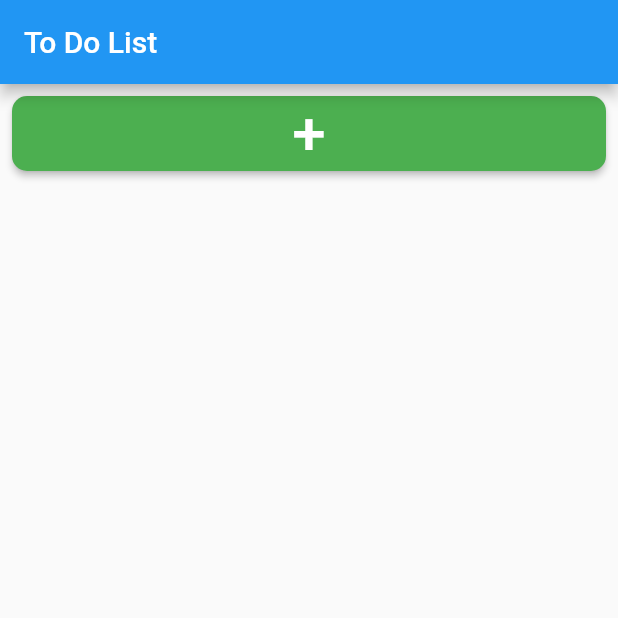
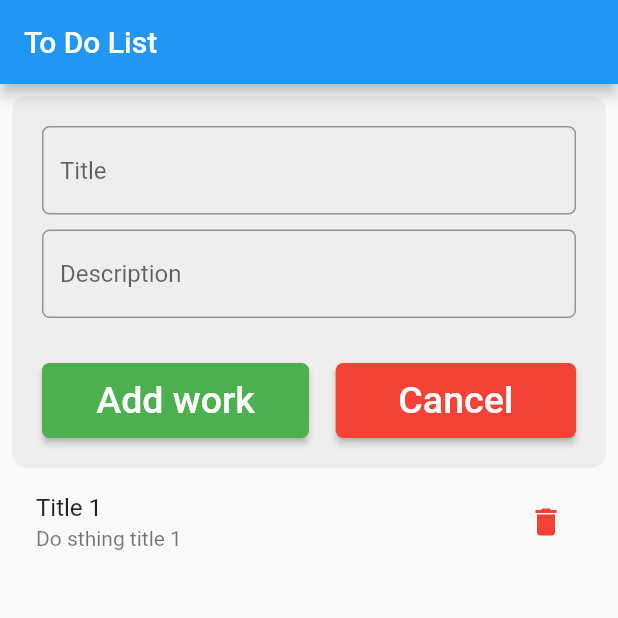
Before and after one commit to phamtanphat/flutter_to_do_list29112021, a Flutter app: the screen it shows after launch, after a tap on an icon or button, on a phone screen of 412 x 824 dp, the top half of it. Run offline on Flutter 3.47's test engine with Material 2 defaults, Android fonts, the phone set to English and light mode, and no system bars.

Commit message:
update code

```diff
--- a/lib/to_do_list_page.dart
+++ b/lib/to_do_list_page.dart
@@ -1,6 +1,5 @@
 import 'package:flutter/material.dart';
-
-
+import 'package:flutter_to_do_list29112021/todo_model.dart';
 
 class ToDoListPage extends StatefulWidget {
   @override
@@ -8,12 +7,19 @@ class ToDoListPage extends StatefulWidget {
 }
 
 class _ToDoListPageState extends State<ToDoListPage> {
+  late bool isShowForm;
+  late List<ToDoModel> listToDoModels;
 
-  bool isShowForm = false;
+  @override
+  void initState() {
+    isShowForm = false;
+    listToDoModels = [ToDoModel(title: "Title 1", description: "Do sthing title 1")];
+    super.initState();
+  }
 
   void setShowForm(bool isShowForm) {
     setState(() {
-      isShowForm = isShowForm;
+      this.isShowForm = isShowForm;
     });
   }
 
@@ -25,14 +31,26 @@ class _ToDoListPageState extends State<ToDoListPage> {
       ),
       body: Container(
         padding: EdgeInsets.all(8.0),
-        child: shouldShowForm(isShowForm,setShowForm),
+        child: Column(
+          children: [
+            shouldShowForm(isShowForm, setShowForm),
+            Expanded(
+              child: ListView.builder(
+                itemCount: listToDoModels.length,
+                itemBuilder: (context , position){
+                  return itemTodo(listToDoModels[position]);
+                },
+              ),
+            )
+          ],
+        ),
         // child: showTest(),
       ),
     );
   }
 
   Widget shouldShowForm(bool isShowForm, Function setShowForm) {
-    if (isShowForm){
+    if (isShowForm) {
       return Container(
         padding: EdgeInsets.all(20),
         decoration: BoxDecoration(
@@ -66,17 +84,18 @@ class _ToDoListPageState extends State<ToDoListPage> {
                 Expanded(
                   flex: 50,
                   child: ElevatedButton(
-                      onPressed: () {
-
-                      },
+                      onPressed: () {},
                       style: ButtonStyle(
-                        backgroundColor: MaterialStateProperty.all(Colors.green),
-                        shape: MaterialStateProperty.all<RoundedRectangleBorder>(
+                        backgroundColor:
+                            MaterialStateProperty.all(Colors.green),
+                        shape:
+                            MaterialStateProperty.all<RoundedRectangleBorder>(
                                 RoundedRectangleBorder(
                           borderRadius: BorderRadius.circular(5.0),
                           // side: BorderSide(color: Colors.red)
                         )),
-                        fixedSize: MaterialStateProperty.all(Size.fromHeight(50)),
+                        fixedSize:
+                            MaterialStateProperty.all(Size.fromHeight(50)),
                       ),
                       child: Text(
                         "Add work",
@@ -92,12 +111,14 @@ class _ToDoListPageState extends State<ToDoListPage> {
                       },
                       style: ButtonStyle(
                         backgroundColor: MaterialStateProperty.all(Colors.red),
-                        shape: MaterialStateProperty.all<RoundedRectangleBorder>(
+                        shape:
+                            MaterialStateProperty.all<RoundedRectangleBorder>(
                                 RoundedRectangleBorder(
                           borderRadius: BorderRadius.circular(5.0),
                           // side: BorderSide(color: Colors.red)
                         )),
-                        fixedSize: MaterialStateProperty.all(Size.fromHeight(50)),
+                        fixedSize:
+                            MaterialStateProperty.all(Size.fromHeight(50)),
                       ),
                       child: Text(
                         "Cancel",
@@ -129,32 +150,23 @@ class _ToDoListPageState extends State<ToDoListPage> {
               ))),
           child: Text(
             "+",
-            style: TextStyle(fontSize: 40,),
+            style: TextStyle(
+              fontSize: 40,
+            ),
           )),
     );
   }
 
-  Widget showTest(){
+  Widget itemTodo(ToDoModel toDoModel) {
     return Container(
-      width: MediaQuery.of(context).size.width,
-      color: Colors.grey[500],
-      padding: EdgeInsets.all(10),
-      child: Column(
-        mainAxisSize: MainAxisSize.min,
-        children: [
-          Text("View"),
-          Flexible(
-            child: TextField(
-              decoration: InputDecoration(
-                  hintText: "Title",
-                  border: OutlineInputBorder(
-                      borderRadius: BorderRadius.all(Radius.circular(5)))),
+      child: ListTile(
+        title: Text(toDoModel.title),
+        subtitle: Text(toDoModel.description),
+        trailing: IconButton(
+          icon: Icon(Icons.delete , color: Colors.red),
+          onPressed: () {},
         ),
-          ),
-          SizedBox(height: 30),
-        ],
       ),
     );
   }
-
 }
--- /dev/null
+++ b/lib/todo_model.dart
@@ -0,0 +1,7 @@
+class ToDoModel{
+  late String title;
+  late String description;
+
+  ToDoModel({required this.title, required this.description});
+
+}
```
Lines whose indentation alone changed are shown as unchanged.
